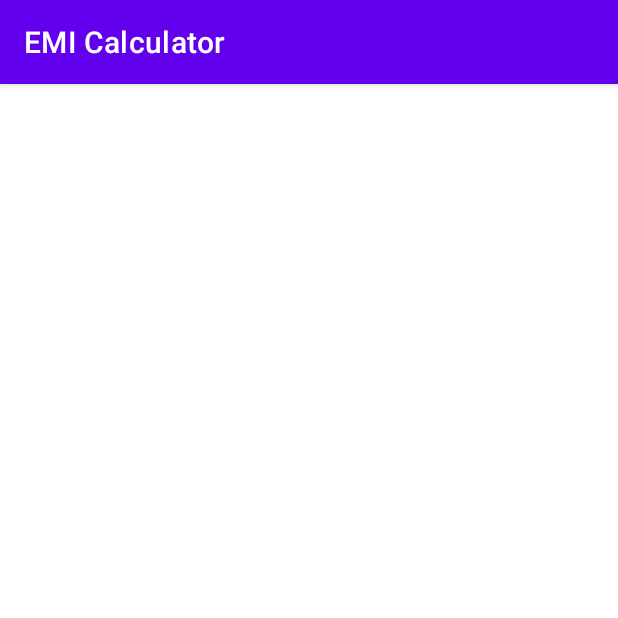
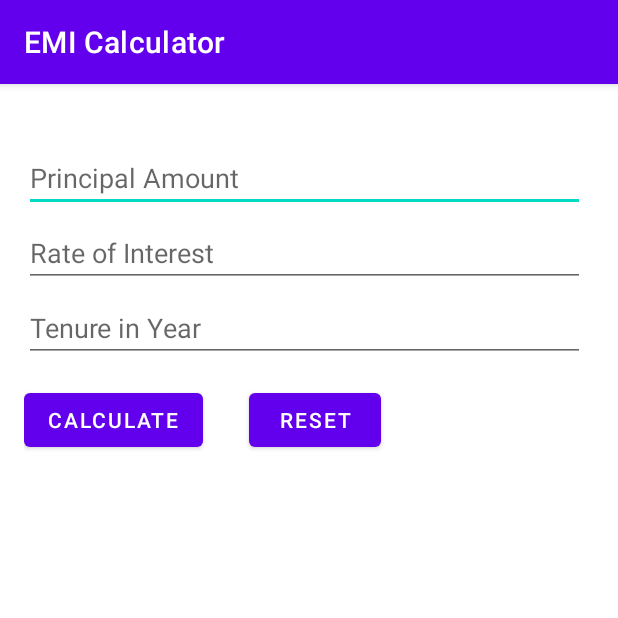
Before and after one commit to prabirbiswas/EMI-Calculator, an Android app: the screen it shows after launch (MainActivity), on a phone screen of 412 x 824 dp, the top half of it. Run offline under Robolectric (Android 15) with nearby library versions, the phone set to English and light mode, and no system bars.

Commit message:
Initial Design

```diff
--- a/app/src/main/res/layout/activity_main.xml
+++ b/app/src/main/res/layout/activity_main.xml
@@ -1,7 +1,53 @@
 <?xml version="1.0" encoding="utf-8"?>
-<androidx.constraintlayout.widget.ConstraintLayout xmlns:android="http://schemas.android.com/apk/res/android"
-    xmlns:app="http://schemas.android.com/apk/res-auto"
-    xmlns:tools="http://schemas.android.com/tools"
+<RelativeLayout xmlns:android="http://schemas.android.com/apk/res/android"
     android:layout_width="match_parent"
     android:layout_height="match_parent"
-    tools:context=".MainActivity"/>
+    android:paddingLeft="16dp"
+    android:paddingRight="16dp" >
+
+    <EditText
+        android:id="@+id/editTextNumber"
+        android:layout_width="374dp"
+        android:layout_height="wrap_content"
+        android:layout_marginTop="40dp"
+        android:ems="10"
+        android:inputType="number"
+        android:hint="Principal Amount"/>
+
+    <EditText
+        android:id="@+id/editTextNumber2"
+        android:layout_width="374dp"
+        android:layout_height="wrap_content"
+        android:ems="10"
+        android:layout_marginTop="90dp"
+        android:inputType="number"
+        android:hint="Rate of Interest"/>
+
+    <EditText
+        android:id="@+id/editTextNumber3"
+        android:layout_width="374dp"
+        android:layout_height="wrap_content"
+        android:ems="10"
+        android:layout_marginTop="140dp"
+        android:inputType="number"
+        android:hint="Tenure in Year"
+        />
+
+    <Button
+        android:id="@+id/calculate"
+        android:layout_width="wrap_content"
+        android:layout_height="wrap_content"
+        android:layout_marginTop="200dp"
+        android:text="Calculate"
+        />
+    <Button
+        android:layout_width="wrap_content"
+        android:layout_height="wrap_content"
+        android:id="@+id/reset"
+        android:text="Reset"
+        android:layout_marginTop="200dp"
+        android:layout_marginLeft="150dp"
+        />
+
+
+</RelativeLayout>
```
